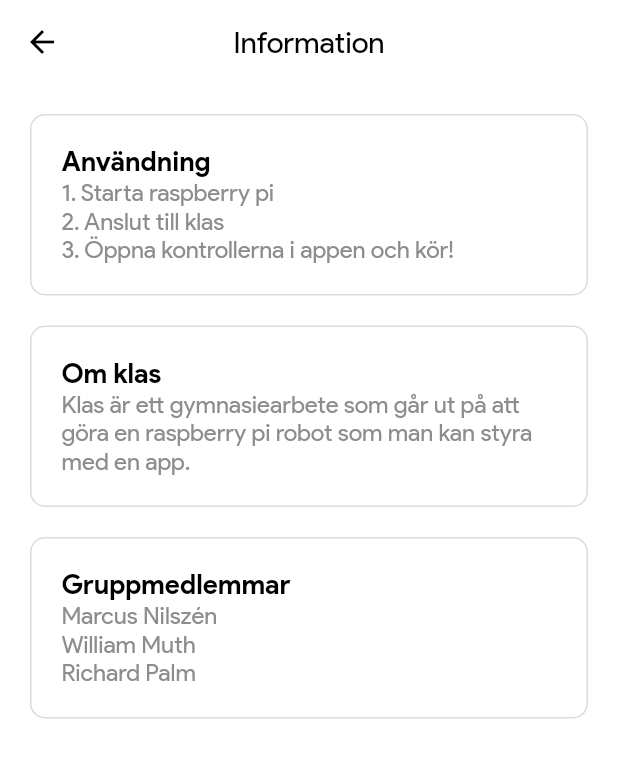
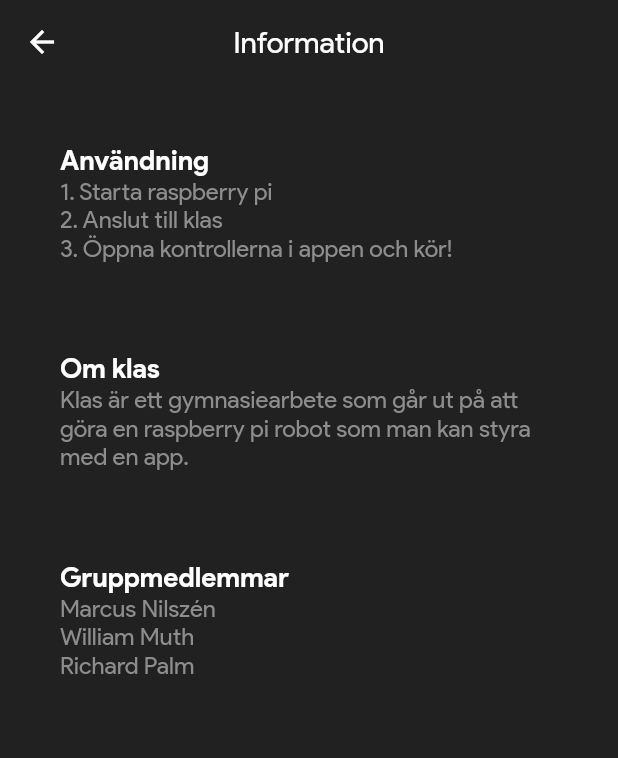
Before and after one commit to mebn/klasApp, a Flutter app: the screen it shows after launch, after a tap on the "info outline" icon, on a phone screen of 412 x 824 dp. Shown: the top 758 px of the screen. Run offline on Flutter 3.47's test engine with Material 2 defaults, Android fonts, the phone set to English and light mode, and no system bars; our stand-ins replace vibration; missing offline and left inert: flutter_socket_io.

```diff
--- a/lib/components/infoCard.dart
+++ b/lib/components/infoCard.dart
@@ -16,14 +16,14 @@ class _InfoCardState extends State<InfoCard> {
   @override
   Widget build(BuildContext context) {
     return Container(
-      decoration: BoxDecoration(
-        color: Colors.white,
-        borderRadius: BorderRadius.all(Radius.circular(10.0)),
-        border: Border.all(
-          color: Color(0xFFdadce0),
-          width: 1.0
-        )
-      ),
+      // decoration: BoxDecoration(
+      //   color: Colors.white,
+      //   borderRadius: BorderRadius.all(Radius.circular(10.0)),
+      //   border: Border.all(
+      //     color: Color(0xFFdadce0),
+      //     width: 1.0
+      //   )
+      // ),
       margin: EdgeInsets.only(top: 20.0, left: 20.0, right: 20.0),
       width: MediaQuery.of(context).size.width,
       child: Container(
--- a/lib/main.dart
+++ b/lib/main.dart
@@ -1,4 +1,5 @@
 import 'package:flutter/material.dart';
+import 'package:flutter/services.dart';
 import './screens/homeScreen.dart';
 import './serverSetup.dart';
 
@@ -7,12 +8,18 @@ void main() => runApp(MyApp());
 class MyApp extends StatelessWidget {
   @override
   Widget build(BuildContext context) {
+    SystemChrome.setSystemUIOverlayStyle(SystemUiOverlayStyle.light.copyWith(
+      statusBarColor: Color(0xff212121),
+      systemNavigationBarColor: Color(0xff212121),
+    ));
     connectToServer();
     return MaterialApp(
       title: 'klas',
       theme: ThemeData(
         primarySwatch: Colors.grey,
-        fontFamily: 'ProductSans'
+        fontFamily: 'ProductSans',
+        scaffoldBackgroundColor: Color(0xff212121),
+        primaryColor: Colors.black,
       ),
       home: HomeScreen(),
     );
--- a/lib/screens/homeScreen.dart
+++ b/lib/screens/homeScreen.dart
@@ -1,5 +1,4 @@
 import 'package:flutter/material.dart';
-import 'package:flutter/services.dart';
 import '../components/someButton.dart';
 import './infoScreen.dart';
 
@@ -14,17 +13,13 @@ class _HomeScreenState extends State<HomeScreen> {
 
   @override
   Widget build(BuildContext context) {
-    SystemChrome.setSystemUIOverlayStyle(SystemUiOverlayStyle.dark.copyWith(
-      statusBarColor: Colors.white,
-    ));
     return Scaffold(
-      backgroundColor: Colors.white,
       appBar: AppBar(
-        backgroundColor: Colors.white,
+        backgroundColor: Color(0xff212121),
         elevation: 0.0,
         actions: <Widget>[
           IconButton(
-            icon: Icon(Icons.info_outline, color: Colors.black),
+            icon: Icon(Icons.info_outline),
             onPressed: (){
               Navigator.push(
                 context,
@@ -38,8 +33,7 @@ class _HomeScreenState extends State<HomeScreen> {
         child: Column(
           mainAxisAlignment: MainAxisAlignment.spaceEvenly,
           children: <Widget>[
-            Text("Klas", style: TextStyle(fontWeight: FontWeight.bold, fontSize: 60, foreground: Paint()..shader = shader)),
-            Text(""),
+            Text("Klas App", style: TextStyle(fontWeight: FontWeight.bold, fontSize: 60, foreground: Paint()..shader = shader)),
             SomeButton(),
           ],
         ),
--- a/lib/screens/infoScreen.dart
+++ b/lib/screens/infoScreen.dart
@@ -1,5 +1,4 @@
 import 'package:flutter/material.dart';
-import 'package:flutter/services.dart';
 import '../components/infoCard.dart';
 
 class InfoScreen extends StatefulWidget {
@@ -8,23 +7,19 @@ class InfoScreen extends StatefulWidget {
 }
 
 class _InfoScreenState extends State<InfoScreen> {
+  TextStyle title = TextStyle(fontWeight: FontWeight.bold, fontSize: 18, color: Colors.white);
   TextStyle text = TextStyle(fontSize: 16, color: Color(0xff8d8d8d));
-  TextStyle title = TextStyle(fontWeight: FontWeight.bold, fontSize: 18, color: Colors.black);
 
   @override
   Widget build(BuildContext context) {
-    SystemChrome.setSystemUIOverlayStyle(SystemUiOverlayStyle.dark.copyWith(
-      statusBarColor: Colors.white,
-    ));
     return Scaffold(
-      backgroundColor: Colors.white,
       appBar: AppBar(
-        title: Text("Information", style: TextStyle(color: Colors.black)),
-        backgroundColor: Colors.white,
+        title: Text("Information"),
+        backgroundColor: Color(0xff212121),
         centerTitle: true,
         elevation: 0.0,
         leading: IconButton(
-          icon: Icon(Icons.arrow_back, color: Colors.black),
+          icon: Icon(Icons.arrow_back),
           onPressed: (){
             Navigator.pop(context);
           },
```
Also changed, not shown: lib/components/AwesomeButton.dart (+4 -14 lines), lib/components/someButton.dart (+17 -26 lines), lib/screens/controllScreen.dart (+3 -9 lines).
